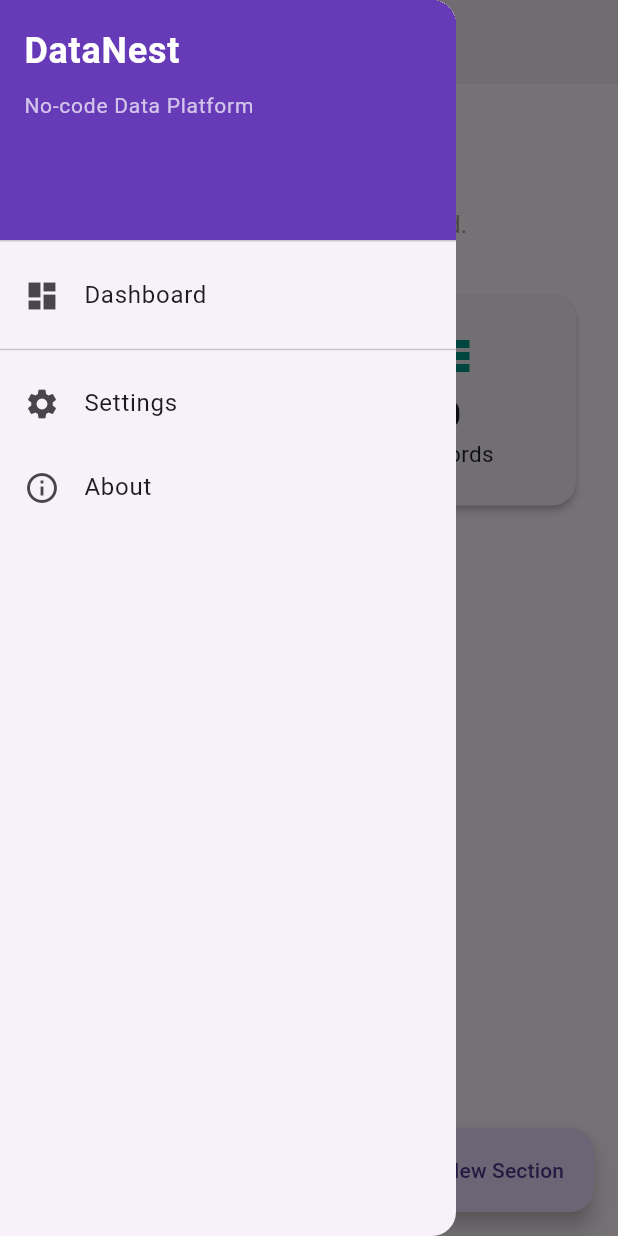
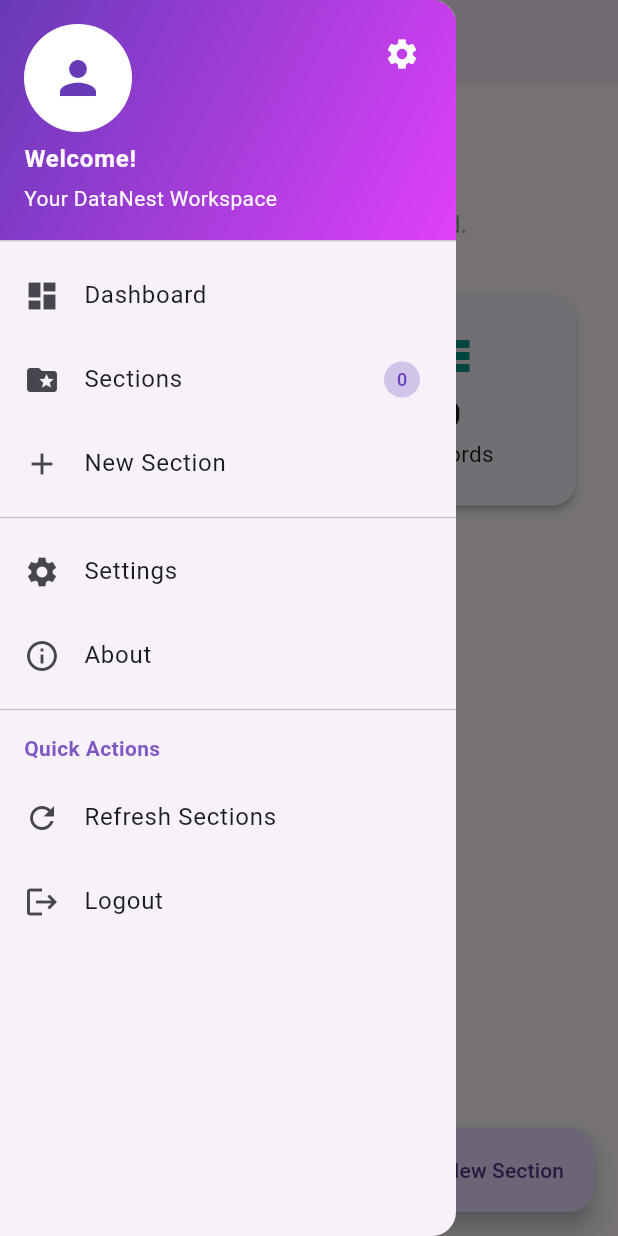
Before and after one commit to nisanray/DataNest, a Flutter app: the screen it shows after launch, with the side drawer open, on a phone screen of 412 x 824 dp. Run offline on Flutter 3.47's test engine with Material 3 defaults, Android fonts, the phone set to English and light mode, and no system bars; our stand-ins replace firebase_core, flutter_colorpicker, get, hive, hive_flutter; accounts and stored records are empty.

Commit message:
feat: sections list page, improved drawer, auto-refresh after section add, groundwork for dynamic fields

```diff
--- a/lib/controllers/section_controller.dart
+++ b/lib/controllers/section_controller.dart
@@ -20,6 +20,7 @@
   void addSection(Section section) async {
     await sectionBox.put(section.id, section);
     sections.add(section);
+    update();
   }
 
   void editSection(String id, Section updated) async {
@@ -33,6 +34,12 @@
     sections.removeWhere((s) => s.id == id);
   }
 
+  void refreshSections() async {
+    final box = await Hive.openBox<Section>('sections');
+    sections.value = box.values.toList();
+    update();
+  }
+
   // Placeholder for sync logic
   Future<void> syncSection(Section section) async {
     // TODO: Implement Firestore sync and set section.synced = true on success
--- a/lib/views/home_view.dart
+++ b/lib/views/home_view.dart
@@ -5,6 +5,7 @@
 import 'section_detail_view.dart';
 import 'section_create_view.dart';
 import 'section_create_view.dart' show sectionIcons;
+import 'sections_list_view.dart';
 
 class HomeView extends StatelessWidget {
   HomeView({Key? key}) : super(key: key);
@@ -33,60 +34,60 @@
           return ListView(
             padding: EdgeInsets.zero,
             children: [
-              DrawerHeader(
-                decoration: BoxDecoration(
-                  color: Colors.deepPurple,
+              UserAccountsDrawerHeader(
+                decoration: const BoxDecoration(
+                  gradient: LinearGradient(
+                    colors: [Colors.deepPurple, Colors.purpleAccent],
+                    begin: Alignment.topLeft,
+                    end: Alignment.bottomRight,
+                  ),
                 ),
-                child: Column(
-                  crossAxisAlignment: CrossAxisAlignment.start,
-                  children: const [
-                    Text('DataNest',
-                        style: TextStyle(
-                            color: Colors.white,
-                            fontSize: 24,
-                            fontWeight: FontWeight.bold)),
-                    SizedBox(height: 8),
-                    Text('No-code Data Platform',
-                        style: TextStyle(color: Colors.white70, fontSize: 14)),
-                  ],
+                accountName: const Text('Welcome!',
+                    style: TextStyle(fontWeight: FontWeight.bold)),
+                accountEmail: const Text('Your DataNest Workspace'),
+                currentAccountPicture: CircleAvatar(
+                  backgroundColor: Colors.white,
+                  child: Icon(Icons.person, color: Colors.deepPurple, size: 36),
                 ),
+                otherAccountsPictures: [
+                  IconButton(
+                    icon: const Icon(Icons.settings, color: Colors.white),
+                    tooltip: 'Settings',
+                    onPressed: () {
+                      Navigator.pop(context);
+                      // Add settings navigation if needed
+                    },
+                  ),
+                ],
               ),
               ListTile(
                 leading: const Icon(Icons.dashboard),
                 title: const Text('Dashboard'),
                 onTap: () => Navigator.pop(context),
               ),
-              if (sections.isNotEmpty) ...[
-                const Padding(
-                  padding: EdgeInsets.symmetric(horizontal: 16, vertical: 8),
-                  child: Text('Sections',
-                      style: TextStyle(
-                          fontWeight: FontWeight.bold,
-                          fontSize: 14,
-                          color: Colors.deepPurple)),
+              ListTile(
+                leading: const Icon(Icons.folder_special),
+                title: const Text('Sections'),
+                trailing: CircleAvatar(
+                  radius: 12,
+                  backgroundColor: Colors.deepPurple.shade100,
+                  child: Text('${sections.length}',
+                      style: const TextStyle(
+                          fontSize: 12, color: Colors.deepPurple)),
                 ),
-                ...sections.map((section) => ListTile(
-                      leading: CircleAvatar(
-                        backgroundColor: section.color != null
-                            ? _parseColor(section.color!)
-                            : Colors.deepPurple,
-                        child: Icon(_getSectionIcon(section.icon),
-                            color: Colors.white, size: 20),
-                      ),
-                      title: Text(section.name),
-                      onTap: () {
-                        Navigator.pop(context);
-                        Get.to(() => SectionDetailView(section: section));
-                      },
-                      trailing: IconButton(
-                        icon: const Icon(Icons.delete,
-                            color: Colors.red, size: 20),
-                        tooltip: 'Delete Section',
-                        onPressed: () =>
-                            _confirmDeleteSection(context, section),
-                      ),
-                    )),
-              ],
+                onTap: () {
+                  Navigator.pop(context);
+                  Get.to(() => SectionsListView());
+                },
+              ),
+              ListTile(
+                leading: const Icon(Icons.add),
+                title: const Text('New Section'),
+                onTap: () {
+                  Navigator.pop(context);
+                  _showCreateSectionModal(context);
+                },
+              ),
               const Divider(),
               ListTile(
                 leading: const Icon(Icons.settings),
@@ -99,6 +100,35 @@
                 onTap: () {
                   Navigator.pop(context);
                   _showAboutDialog(context);
+                },
+              ),
+              const Divider(),
+              Padding(
+                padding:
+                    const EdgeInsets.symmetric(horizontal: 16, vertical: 8),
+                child: Text('Quick Actions',
+                    style: TextStyle(
+                        fontWeight: FontWeight.bold,
+                        color: Colors.deepPurple.shade400)),
+              ),
+              ListTile(
+                leading: const Icon(Icons.refresh),
+                title: const Text('Refresh Sections'),
+                onTap: () {
+                  sectionController.refreshSections();
+                  Navigator.pop(context);
+                  Get.snackbar('Refreshed', 'Sections refreshed',
+                      snackPosition: SnackPosition.BOTTOM);
+                },
+              ),
+              ListTile(
+                leading: const Icon(Icons.logout),
+                title: const Text('Logout'),
+                onTap: () {
+                  // Add logout logic if needed
+                  Navigator.pop(context);
+                  Get.snackbar('Logout', 'Logout action (not implemented)',
+                      snackPosition: SnackPosition.BOTTOM);
                 },
               ),
             ],
@@ -177,7 +207,6 @@
 
   Widget _buildDashboard(BuildContext context) {
     final sections = sectionController.sections;
-    // Placeholder for total records, you can replace with actual logic
     final int totalRecords = 0;
     return SingleChildScrollView(
       padding: const EdgeInsets.all(24),
@@ -197,13 +226,7 @@
                 child: InkWell(
                   borderRadius: BorderRadius.circular(16),
                   onTap: () {
-                    if (sections.isNotEmpty) {
-                      Get.to(() => SectionDetailView(section: sections.first));
-                    } else {
-                      Get.snackbar(
-                          'No Sections', 'Create a section to get started!',
-                          snackPosition: SnackPosition.BOTTOM);
-                    }
+                    Get.to(() => SectionsListView());
                   },
                   child: Card(
                     elevation: 2,
@@ -261,7 +284,6 @@
             ],
           ),
           const SizedBox(height: 32),
-          // You can add more dashboard widgets here
         ],
       ),
     );
```
Also changed, not shown: lib/views/sections_list_view.dart (added, +135 -0 lines), 1 other file.
